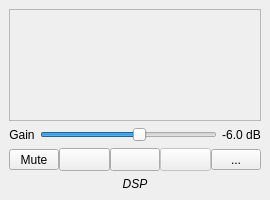
The window that src/qtgui/dockaudio.ui (gqrx-sdr/gqrx) describes before a commit, drawn with Qt 5.
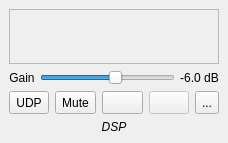
The same window after the commit. Icons and pictures are not drawn. Custom widgets are drawn as their Qt base class.

Commit message: Dock Audio UI changes

Diff of the .ui file:
```diff
--- a/src/qtgui/dockaudio.ui
+++ b/src/qtgui/dockaudio.ui
@@ -6,8 +6,8 @@
    <rect>
     <x>0</x>
     <y>0</y>
-    <width>270</width>
-    <height>200</height>
+    <width>228</width>
+    <height>143</height>
    </rect>
   </property>
   <property name="sizePolicy">
@@ -125,12 +125,12 @@
     <item>
      <layout class="QHBoxLayout" name="horizontalLayout_2">
       <property name="spacing">
-       <number>0</number>
+       <number>6</number>
       </property>
       <item>
        <widget class="QToolButton" name="audioStreamButton">
         <property name="sizePolicy">
-         <sizepolicy hsizetype="Minimum" vsizetype="Fixed">
+         <sizepolicy hsizetype="MinimumExpanding" vsizetype="Preferred">
           <horstretch>0</horstretch>
           <verstretch>0</verstretch>
          </sizepolicy>
@@ -142,7 +142,7 @@
          <string>Mute audio output</string>
         </property>
         <property name="text">
-         <string>Mute</string>
+         <string>UDP</string>
         </property>
         <property name="checkable">
          <bool>true</bool>
@@ -152,7 +152,7 @@
       <item>
        <widget class="QToolButton" name="audioMuteButton">
         <property name="sizePolicy">
-         <sizepolicy hsizetype="Minimum" vsizetype="Fixed">
+         <sizepolicy hsizetype="MinimumExpanding" vsizetype="Preferred">
           <horstretch>0</horstretch>
           <verstretch>0</verstretch>
          </sizepolicy>
@@ -164,10 +164,7 @@
          <string>Mute audio output</string>
         </property>
         <property name="text">
-         <string/>
-        </property>
-        <property name="icon">
-         <iconset theme="audio-volume-high-symbolic"/>
+         <string>Mute</string>
         </property>
         <property name="checkable">
          <bool>true</bool>
@@ -177,7 +174,7 @@
       <item>
        <widget class="QToolButton" name="audioRecButton">
         <property name="sizePolicy">
-         <sizepolicy hsizetype="Minimum" vsizetype="Fixed">
+         <sizepolicy hsizetype="MinimumExpanding" vsizetype="Preferred">
           <horstretch>0</horstretch>
           <verstretch>0</verstretch>
          </sizepolicy>
@@ -212,7 +209,7 @@
          <bool>false</bool>
         </property>
         <property name="sizePolicy">
-         <sizepolicy hsizetype="Minimum" vsizetype="Fixed">
+         <sizepolicy hsizetype="MinimumExpanding" vsizetype="Preferred">
           <horstretch>0</horstretch>
           <verstretch>0</verstretch>
          </sizepolicy>
@@ -247,7 +244,7 @@
          <bool>true</bool>
         </property>
         <property name="sizePolicy">
-         <sizepolicy hsizetype="Minimum" vsizetype="Fixed">
+         <sizepolicy hsizetype="Preferred" vsizetype="Preferred">
           <horstretch>0</horstretch>
           <verstretch>0</verstretch>
          </sizepolicy>
```
Left out of the diff: 4 changed lines with no effect on the pictures.
